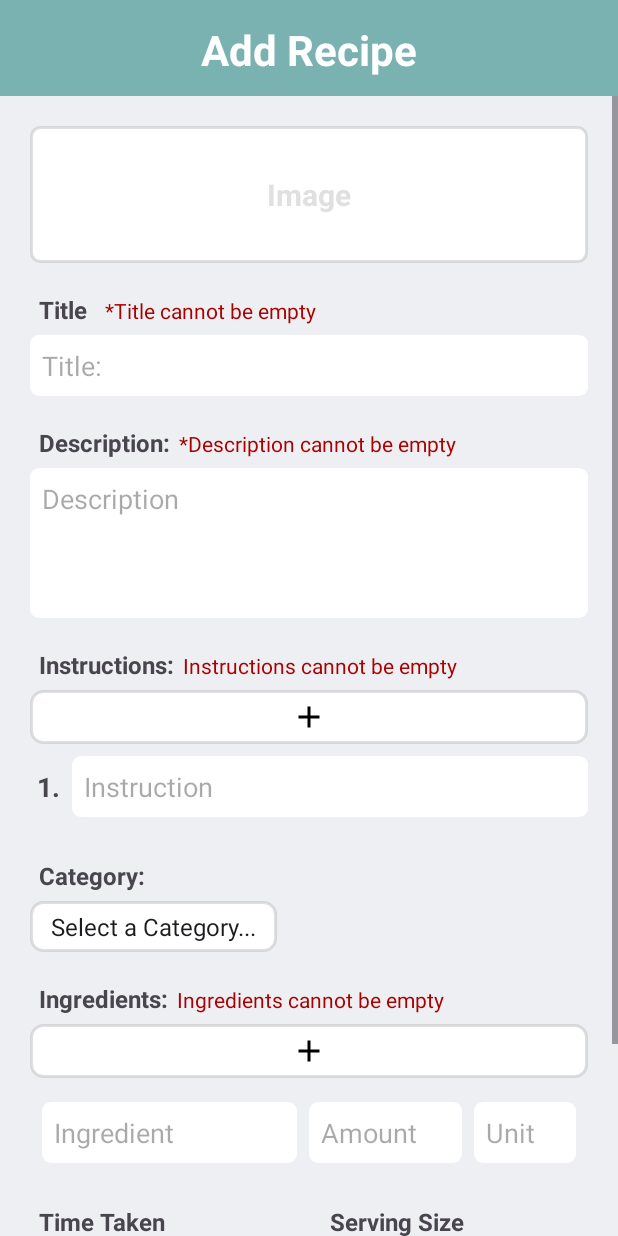
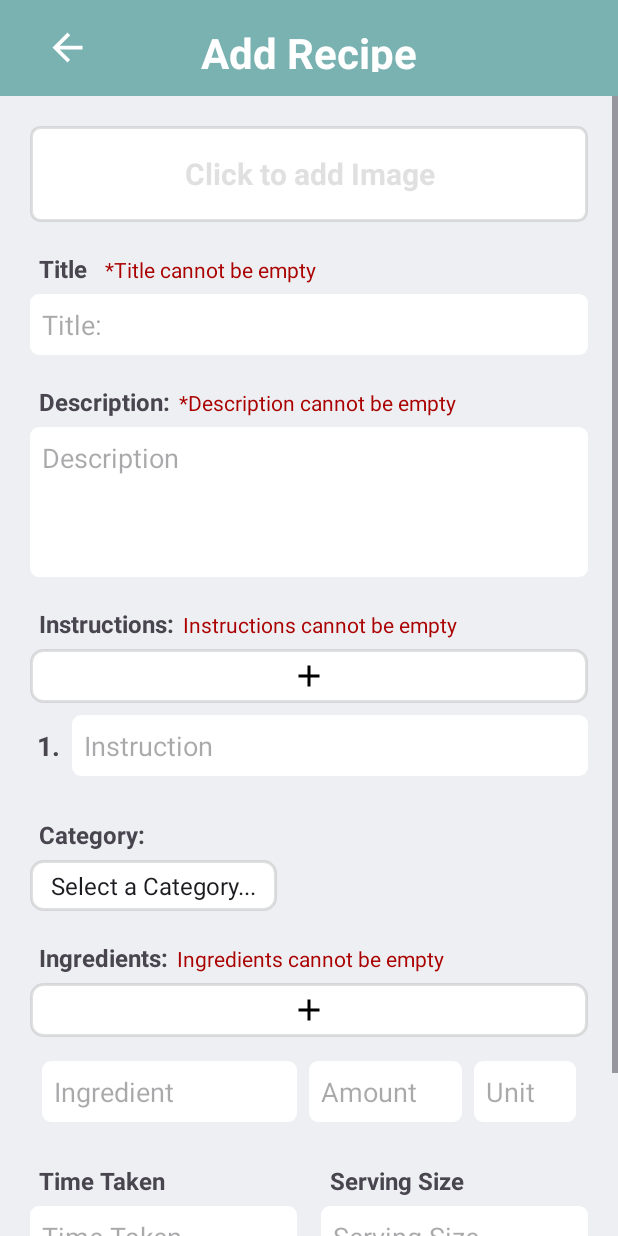
Before and after one commit to Soulstriderx/recipe-savinig, an Android app: the AddRecipeFragment screen opened through its navigation route, on a phone screen of 412 x 824 dp. Run offline under Robolectric (Android 15) with nearby library versions, the phone set to English and light mode, and no system bars; our stand-ins replace Room's generated code.

Commit message:
Added image read/write permission on base manage fragment. Created a custom method for ImageView to load images properly. Edited fragment_manage_recipe.xml to show text in imageview added @Dao annotation to ShoppingDao.kt

```diff
--- a/app/src/main/java/com/fwrdgrp/recipesaving/database/ShoppingDao.kt
+++ b/app/src/main/java/com/fwrdgrp/recipesaving/database/ShoppingDao.kt
@@ -1,5 +1,6 @@
 package com.fwrdgrp.recipesaving.database
 
+import androidx.room.Dao
 import androidx.room.Delete
 import androidx.room.Insert
 import androidx.room.OnConflictStrategy
@@ -13,6 +14,7 @@ import com.fwrdgrp.recipesaving.data.models.shopping.Store
 import com.fwrdgrp.recipesaving.data.models.shopping.StoreItem
 import kotlinx.coroutines.flow.Flow
 
+@Dao
 interface ShoppingDao {
     // ---- INGREDIENTS ----
     @Insert(onConflict = OnConflictStrategy.REPLACE)
--- a/app/src/main/java/com/fwrdgrp/recipesaving/ui/managerecipe/AddRecipeFragment.kt
+++ b/app/src/main/java/com/fwrdgrp/recipesaving/ui/managerecipe/AddRecipeFragment.kt
@@ -25,7 +25,6 @@ class AddRecipeFragment : BaseManageRecipeFragment() {
                 category = category,
                 estTime = etTime.text.toString().toInt(),
                 totalServing = etServing.text.toString().toInt(),
-                //Add when linkable
                 imageUri = ""
             )
         }
--- a/app/src/main/java/com/fwrdgrp/recipesaving/ui/managerecipe/AddRecipeViewModel.kt
+++ b/app/src/main/java/com/fwrdgrp/recipesaving/ui/managerecipe/AddRecipeViewModel.kt
@@ -1,5 +1,6 @@
 package com.fwrdgrp.recipesaving.ui.managerecipe
 
+import android.net.Uri
 import androidx.lifecycle.ViewModelProvider
 import androidx.lifecycle.ViewModelProvider.AndroidViewModelFactory.Companion.APPLICATION_KEY
 import androidx.lifecycle.viewmodel.initializer
@@ -17,10 +18,11 @@ class AddRecipeViewModel(
     override suspend fun submitRecipe(
         recipe: Recipe,
         instruction: List<Instruction>,
-        ingredients: List<Pair<Ingredient, Pair<Double, String>>>
+        ingredients: List<Pair<Ingredient, Pair<Double, String>>>,
+        image: Uri?
     ) {
         try {
-            repo.addRecipeWithDetails(recipe, instruction, ingredients)
+            repo.addRecipeWithDetails(recipe.copy(imageUri = image.toString()), instruction, ingredients)
             _finish.emit(Unit)
         } catch (e: Exception) {
             _error.emit(e.message.toString())
--- a/app/src/main/java/com/fwrdgrp/recipesaving/ui/managerecipe/BaseManageRecipeViewModel.kt
+++ b/app/src/main/java/com/fwrdgrp/recipesaving/ui/managerecipe/BaseManageRecipeViewModel.kt
@@ -1,5 +1,6 @@
 package com.fwrdgrp.recipesaving.ui.managerecipe
 
+import android.net.Uri
 import androidx.lifecycle.ViewModel
 import com.fwrdgrp.recipesaving.data.models.recipe.Ingredient
 import com.fwrdgrp.recipesaving.data.models.recipe.Instruction
@@ -19,6 +20,7 @@ abstract class BaseManageRecipeViewModel(
     abstract suspend fun submitRecipe(
         recipe: Recipe,
         instruction: List<Instruction>,
-        ingredients: List<Pair<Ingredient, Pair<Double, String>>>
+        ingredients: List<Pair<Ingredient, Pair<Double, String>>>,
+        image: Uri?
     )
 }
--- a/app/src/main/java/com/fwrdgrp/recipesaving/ui/managerecipe/EditRecipeViewModel.kt
+++ b/app/src/main/java/com/fwrdgrp/recipesaving/ui/managerecipe/EditRecipeViewModel.kt
@@ -1,5 +1,6 @@
 package com.fwrdgrp.recipesaving.ui.managerecipe
 
+import android.net.Uri
 import androidx.lifecycle.ViewModelProvider
 import androidx.lifecycle.ViewModelProvider.AndroidViewModelFactory.Companion.APPLICATION_KEY
 import androidx.lifecycle.viewModelScope
@@ -31,12 +32,13 @@ class EditRecipeViewModel(
     override suspend fun submitRecipe(
         recipe: Recipe,
         instruction: List<Instruction>,
-        ingredients: List<Pair<Ingredient, Pair<Double, String>>>
+        ingredients: List<Pair<Ingredient, Pair<Double, String>>>,
+        image: Uri?
     ) {
         try {
             viewModelScope.launch(Dispatchers.IO) {
                 repo.upsertRecipeWithDetails(
-                    recipe,
+                    recipe.copy(imageUri = image.toString()),
                     instruction,
                     ingredients,
                 )
--- a/app/src/main/res/layout/fragment_manage_recipe.xml
+++ b/app/src/main/res/layout/fragment_manage_recipe.xml
@@ -17,6 +17,22 @@
         android:orientation="horizontal"
         android:padding="@dimen/space_l">
 
+        <RelativeLayout
+            android:id="@+id/llHeaderDetails"
+            android:layout_width="match_parent"
+            android:layout_height="@dimen/space_xxxxxl"
+            android:background="@color/color_secondary"
+            android:orientation="horizontal"
+            android:padding="@dimen/space_xl">
+
+            <ImageView
+                android:id="@+id/ivBack"
+                android:layout_width="wrap_content"
+                android:layout_height="wrap_content"
+                android:layout_alignParentStart="true"
+                android:layout_centerVertical="true"
+                android:src="@drawable/ic_back" />
+
             <TextView
                 android:id="@+id/tvHeaderManage"
                 android:layout_width="match_parent"
@@ -26,6 +42,7 @@
                 android:textColor="@color/white"
                 android:textSize="@dimen/text_xxxxl"
                 android:textStyle="bold" />
+        </RelativeLayout>
 
     </LinearLayout>
 
@@ -41,17 +58,29 @@
             android:padding="@dimen/space_xxl">
 
             <!--Image-->
-            <TextView
+            <FrameLayout
                 android:layout_width="match_parent"
                 android:layout_height="wrap_content"
                 android:layout_marginBottom="@dimen/space_l"
-                android:background="@drawable/image_save_bg"
+                android:background="@drawable/image_save_bg">
+
+                <ImageView
+                    android:id="@id/ivImage"
+                    android:layout_width="match_parent"
+                    android:layout_height="match_parent"
+                    android:padding="@dimen/space_xxxxl"
+                    android:scaleType="centerCrop" />
+
+                <TextView
+                    android:id="@+id/tvAddImage"
+                    android:layout_width="match_parent"
+                    android:layout_height="match_parent"
                     android:gravity="center"
-                android:padding="@dimen/space_xxxxl"
-                android:text="Image"
+                    android:text="Click to add Image"
                     android:textColor="@color/t_gray"
                     android:textSize="@dimen/text_xxl"
                     android:textStyle="bold" />
+            </FrameLayout>
 
             <!--Title-->
             <LinearLayout
@@ -293,8 +322,8 @@
                 android:layout_width="match_parent"
                 android:layout_height="wrap_content"
                 android:layout_gravity="center_horizontal"
+                android:layout_marginHorizontal="@dimen/space_xs"
                 android:layout_marginTop="@dimen/space_xxxl"
-                android:layout_marginHorizontal="@dimen/space_xs"
                 android:backgroundTint="@color/color_primary"
                 android:text="@string/submit" />
 
--- a/app/src/main/res/layout/layout_item_recipe.xml
+++ b/app/src/main/res/layout/layout_item_recipe.xml
@@ -28,9 +28,10 @@
         <ImageView
             android:id="@+id/ivImage"
             android:layout_width="match_parent"
+            android:scaleType="centerCrop"
             android:layout_height="180dp"
             android:background="@color/t_gray"
-            android:maxHeight="@dimen/space_xxxxxxxxl"/>
+            android:maxHeight="@dimen/space_xxxxxxxxl" />
 
         <Space
             android:id="@+id/imagePadding"
```
Also changed, not shown: app/src/main/java/com/fwrdgrp/recipesaving/ui/adapters/RecipeAdapter.kt (+19 -1 lines), app/src/main/java/com/fwrdgrp/recipesaving/ui/detailsrecipe/nested/RecipeOverviewFragment.kt (+20 -3 lines), app/src/main/java/com/fwrdgrp/recipesaving/ui/managerecipe/BaseManageRecipeFragment.kt (+43 -1 lines), app/src/main/java/com/fwrdgrp/recipesaving/ui/managerecipe/EditRecipeFragment.kt (+7 -1 lines). Lines whose indentation alone changed are shown as unchanged.
